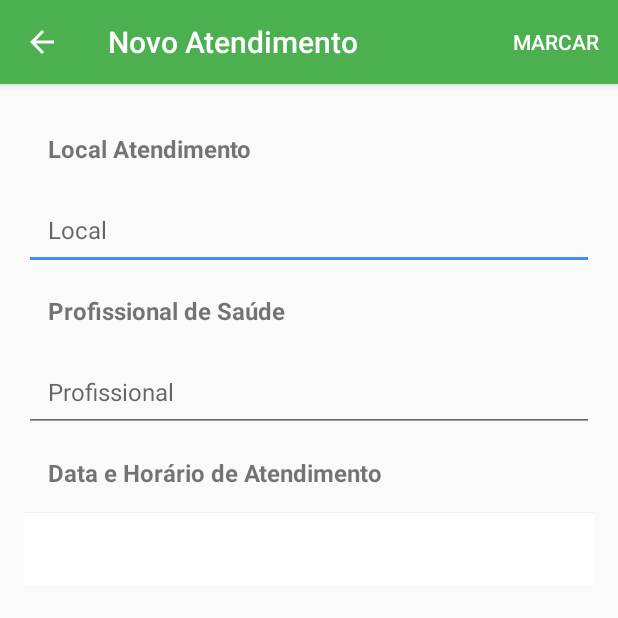
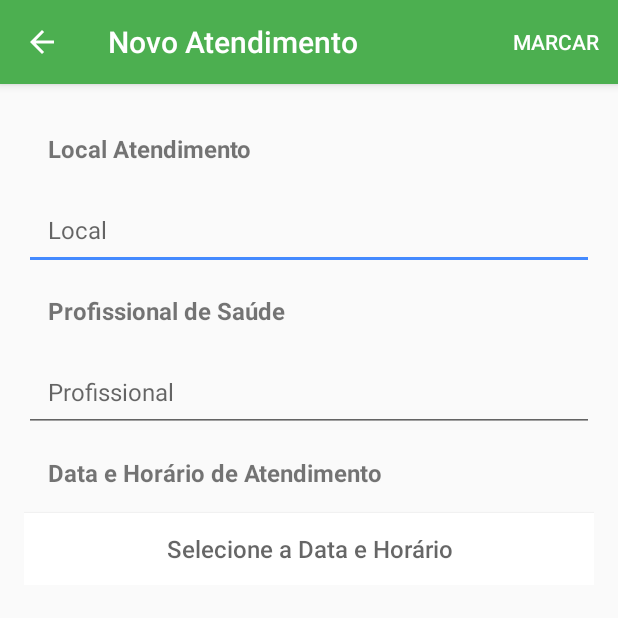
Before and after one commit to Yuri-M-Dias/HealthHelp, an Android app: the NovoAtendimentoActivity screen opened directly, with no data from a screen before it, on a phone screen of 412 x 824 dp, the top half of it. Run offline under Robolectric (Android 15) with nearby library versions, the phone set to English and light mode, and no system bars.

Commit message:
Corrigindo ligação entre a view de novo atendimento e a view de seleção de horário de atendimento.

```diff
--- a/app/src/main/java/br/ufg/inf/pes/healthhelp/view/DetalhaAtendimentoActivity.java
+++ b/app/src/main/java/br/ufg/inf/pes/healthhelp/view/DetalhaAtendimentoActivity.java
@@ -157,7 +157,6 @@ public class DetalhaAtendimentoActivity extends AppCompatActivity {
 
             ((TextView) findViewById(R.id.momento_atendimento)).setText(stringBuilder.toString());
 
-            Log.i(getClass().getCanonicalName(), "Atendimento carregado com sucesso!");
             super.onActivityResult(requestCode, resultCode, data);
         }
     }
--- a/app/src/main/res/layout/activity_novo_atendimento.xml
+++ b/app/src/main/res/layout/activity_novo_atendimento.xml
@@ -88,7 +88,9 @@
                 android:textSize="16dp"
                 android:shadowColor="@color/cardview_light_background"
                 android:background="@color/cardview_light_background"
-                android:onClick="horarioAtendimento"/>
+                android:onClick="horarioAtendimento"
+                style="@style/Widget.AppCompat.Button"
+                android:textAllCaps="false" />
 
         </LinearLayout>
 
```
Also changed, not shown: app/src/main/java/br/ufg/inf/pes/healthhelp/view/NovoAtendimentoActivity.java (+17 -7 lines).
